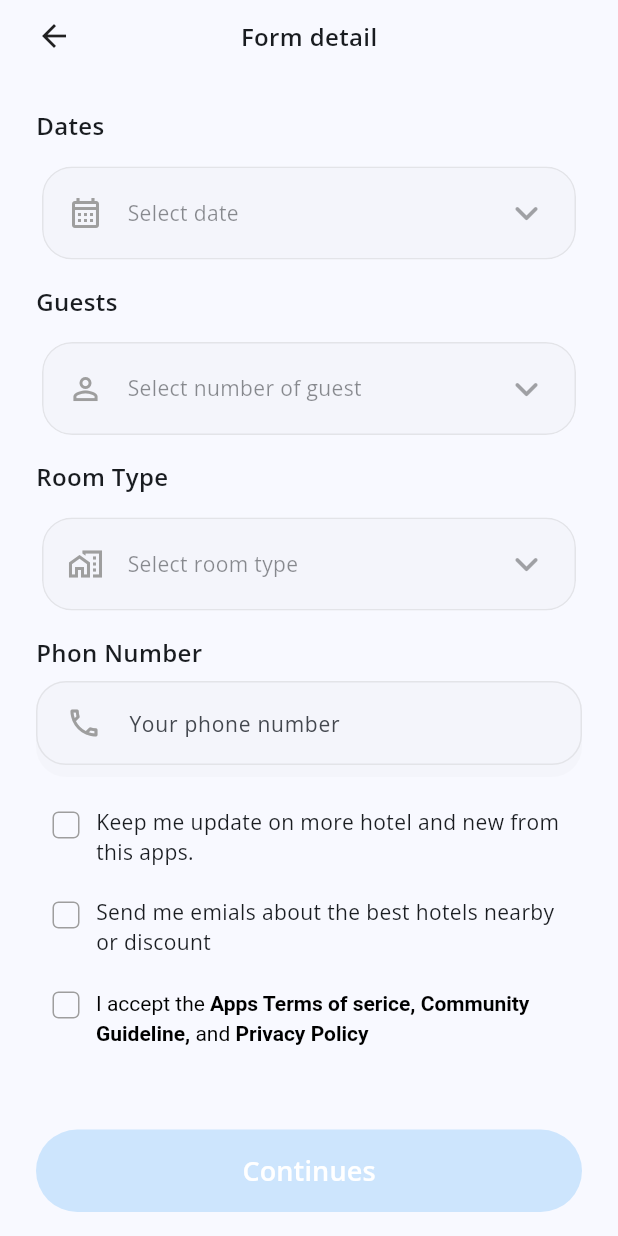
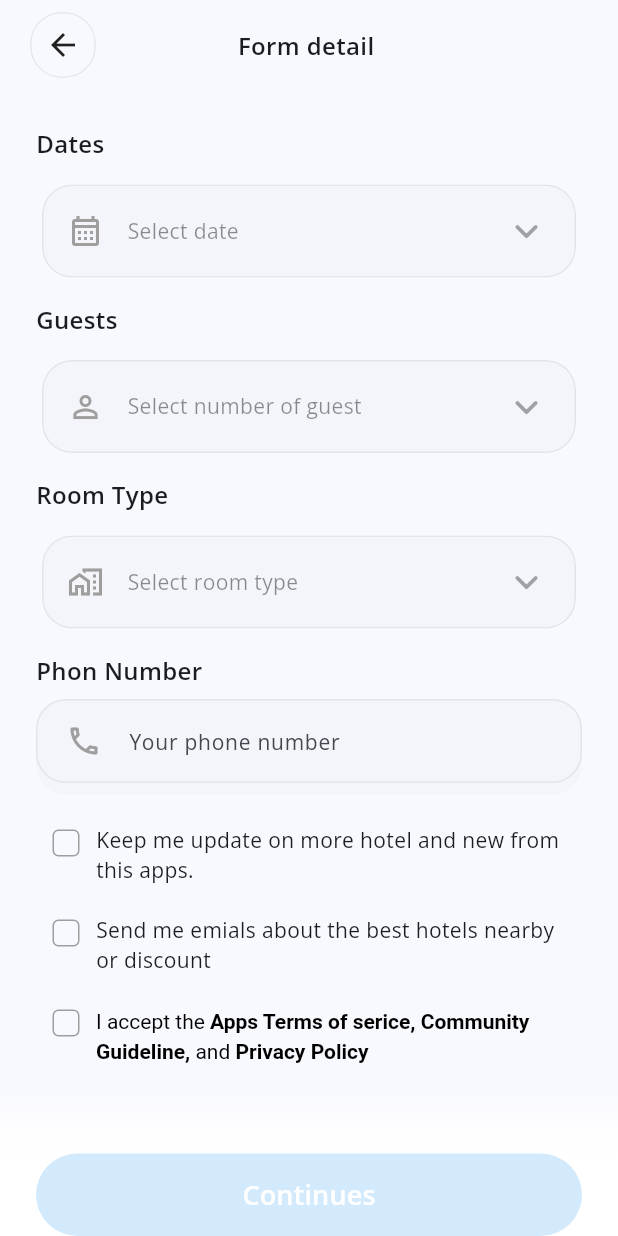
Before and after one commit to RithyDev/hotel-demo, a Flutter app: the HotelBookingPage screen opened directly with empty values, on a phone screen of 412 x 824 dp. Run offline on Flutter 3.47's test engine with Material 3 defaults, Android fonts, the phone set to English and light mode, and no system bars; our stand-ins replace auto_route, flutter_animate, flutter_html, flutter_otp_text_field, flutter_svg, get_it and 1 more; missing offline and left inert: date_picker_plus, flutter_displaymode; accounts and stored records are empty; network calls fail; project files that could hold a hidden picture were left out.

Commit message:
improvement UI check out form

```diff
--- a/lib/feature/booking/booking_page.dart
+++ b/lib/feature/booking/booking_page.dart
@@ -10,6 +10,7 @@ import 'package:hotel_app/feature/home/hotel/model/hotel_model.dart';
 import 'package:hotel_app/widget/app_button_styles.dart';
 import 'package:hotel_app/widget/app_checkbox.dart';
 import 'package:hotel_app/widget/app_date_range_picker.dart';
+import 'package:hotel_app/widget/app_toolbar.dart';
 import 'package:hotel_app/widget/common_widget.dart';
 import 'package:hotel_app/widget/date_time_utils.dart';
 import 'package:hotel_app/widget/drop_down_selector.dart';
@@ -55,12 +56,37 @@ class _HotelBookingPageState extends State<HotelBookingPage> {
 
   Widget _renderContinueButton(BuildContext context) {
     VoidCallback? onPressed = viewModel.shouldEnabledButton ? _checkout : null;
+    Color color = Colors.white;
     return Positioned(
-      bottom: 16,
-      left: 24,
-      right: 24,
-      child:
-          appRoundedButton(context, onPressed: onPressed, title: 'Continues'),
+      bottom: 0,
+      left: 0,
+      right: 0,
+      child: Stack(
+        children: [
+          Container(
+            width: double.infinity,
+            padding: const EdgeInsets.only(top: 40),
+            decoration: BoxDecoration(
+              gradient: LinearGradient(
+                begin: Alignment.bottomCenter,
+                end: Alignment.topCenter,
+                colors: [
+                  color,
+                  color,
+                  color,
+                  color.withOpacity(0.8),
+                  color.withOpacity(0.0)
+                ], // White to transparent
+              ),
+            ),
+            child: Padding(
+              padding: const EdgeInsets.symmetric(horizontal: 24),
+              child: appRoundedButton(context,
+                  onPressed: onPressed, title: 'Continues'),
+            ),
+          ),
+        ],
+      ),
     );
   }
 
@@ -78,7 +104,9 @@ class _HotelBookingPageState extends State<HotelBookingPage> {
   }
 
   Widget _renderScrollableContent() {
-    return SingleChildScrollView(
+    return CustomScrollView(
+      slivers: [
+        SliverToBoxAdapter(
           child: Padding(
             padding: const EdgeInsets.all(24),
             child: Column(
@@ -98,17 +126,21 @@ class _HotelBookingPageState extends State<HotelBookingPage> {
                 space(height: 12),
                 AppCheckBox(
                   onChanged: (value) => {},
-              title: 'Send me emials about the best hotels nearby or discount',
+                  title:
+                      'Send me emials about the best hotels nearby or discount',
                 ),
                 space(height: 12),
                 AppCheckBox(
                   onChanged: (value) => {},
                   customChild: _renderTextTermAndCondition(),
                 ),
-            space(height: 12),
+                space(height: 120),
+
               ],
             ),
           ),
+        )
+      ],
     );
   }
 
@@ -190,19 +222,8 @@ class _HotelBookingPageState extends State<HotelBookingPage> {
   }
 
   Widget _renderToolbar() {
-    return Padding(
-      padding: const EdgeInsets.symmetric(vertical: 12, horizontal: 24),
-      child: Row(
-        mainAxisAlignment: MainAxisAlignment.spaceBetween,
-        children: [
-          const Icon(Icons.arrow_back),
-          const Text(
-            'Form detail',
-            style: TextStyle(fontSize: 16, fontWeight: FontWeight.w600),
-          ),
-          space(width: 24)
-        ],
-      ),
+    return const AppToolbar(
+      title: 'Form detail'
     );
   }
 
--- a/lib/feature/booking/checkout/checkout_page.dart
+++ b/lib/feature/booking/checkout/checkout_page.dart
@@ -103,7 +103,8 @@ class _CheckoutRoomPageState extends State<CheckoutRoomPage> {
       slivers: [
         _renderHotelInfo(),
         _renderBookingListedInfo(),
-        _renderPromoCode()
+        _renderPromoCode(),
+
       ],
     );
   }
@@ -138,7 +139,8 @@ class _CheckoutRoomPageState extends State<CheckoutRoomPage> {
             const Text('Promo',
                 style: TextStyle(fontSize: 16, fontWeight: FontWeight.bold)),
             space(height: 6),
-            _renderPromoCodeButton()
+            _renderPromoCodeButton(),
+            space(height: 120)
           ],
         ),
       ),
@@ -293,7 +295,10 @@ class _CheckoutRoomPageState extends State<CheckoutRoomPage> {
   Future<void> _selectPromoCode() async {
     await showModalBottomSheet(
         context: context,
+        isScrollControlled: true,
         builder: (context) =>
-            PromoCodeSelectorPage(promoCodes: viewModel.promoCodes));
+            FractionallySizedBox(
+              heightFactor: 0.8,
+              child: PromoCodeSelectorPage(promoCodes: viewModel.promoCodes)));
   }
 }
--- a/lib/feature/home/home_screen.dart
+++ b/lib/feature/home/home_screen.dart
@@ -36,7 +36,7 @@ class TabScreen extends StatelessWidget {
 
   @override
   Widget build(BuildContext context) {
-    return Scaffold(
+    return const Scaffold(
       backgroundColor: Colors.grey,
     );
   }
--- a/lib/splash_screen.dart
+++ b/lib/splash_screen.dart
@@ -1,9 +1,7 @@
 import 'package:auto_route/auto_route.dart';
 import 'package:flutter/material.dart';
 import 'package:flutter_animate/flutter_animate.dart';
-import 'package:hotel_app/feature/onboard/onboard_page.dart';
 import 'package:hotel_app/route/auto_route.gr.dart';
-import 'package:hotel_app/widget/mobile_sticky_layout.dart';
 
 class SplashScreenPage extends StatefulWidget {
   const SplashScreenPage({super.key});
@@ -24,15 +22,7 @@ class _SplashScreenPageState extends State<SplashScreenPage> {
   }
 
   void navigateNext() {
-    // Widget page = const OnboardPage();
-    // final route = PageRouteBuilder(
-    //     pageBuilder: (_, __, ___) => page,
-    //     transitionsBuilder: (context, animation, secondaryAnimation, child) =>
-    //         FadeTransition(opacity: animation, child: child),
-    //     transitionDuration: const Duration(milliseconds: 400));
-    // Navigator.of(context).pushReplacement(route);
-    // context.router.pushAndPopUntil(const MainRoute(), predicate: (route) => false);
-    context.router.pushAndPopUntil(const OnboardRoute(), predicate: (route) => false);
+    context.router.pushAndPopUntil(const HomeRoute(), predicate: (route) => false);
   }
 
   @override
--- a/lib/widget/app_toolbar.dart
+++ b/lib/widget/app_toolbar.dart
@@ -22,7 +22,7 @@ class AppToolbar extends StatelessWidget {
                   ? _renderBackButton(context)
                   : space(width: 42),
               _renderTextTitle(),
-              space(width: 42)
+              space(width: 56)
             ],
           ),
         ),
```
Also changed, not shown: 1 other file. Lines whose indentation alone changed are shown as unchanged.
